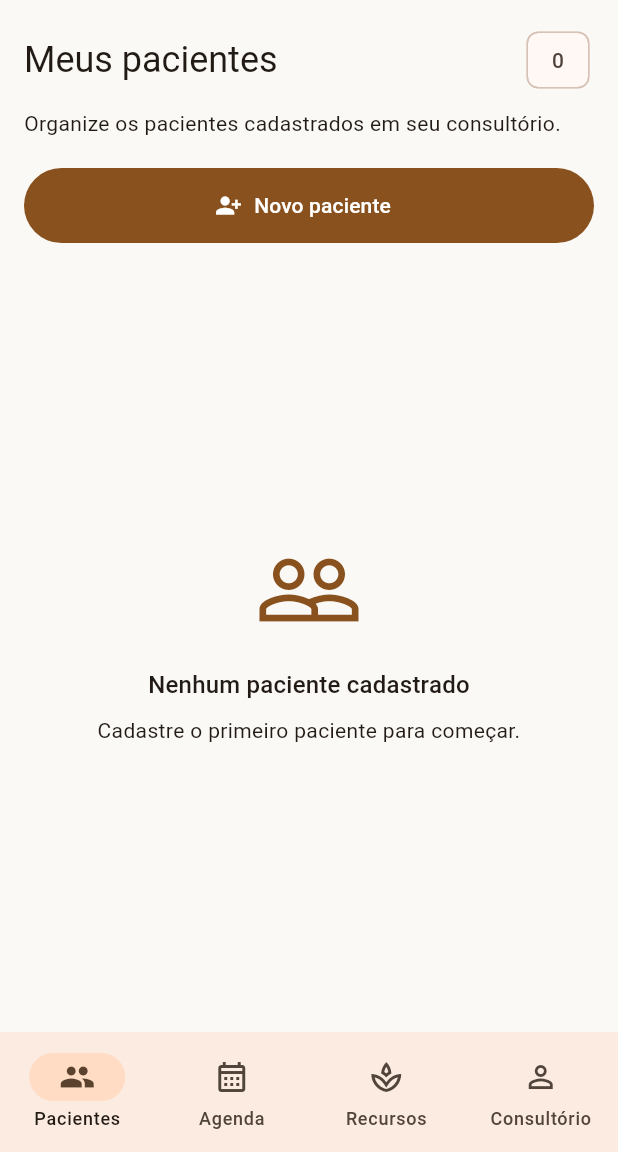
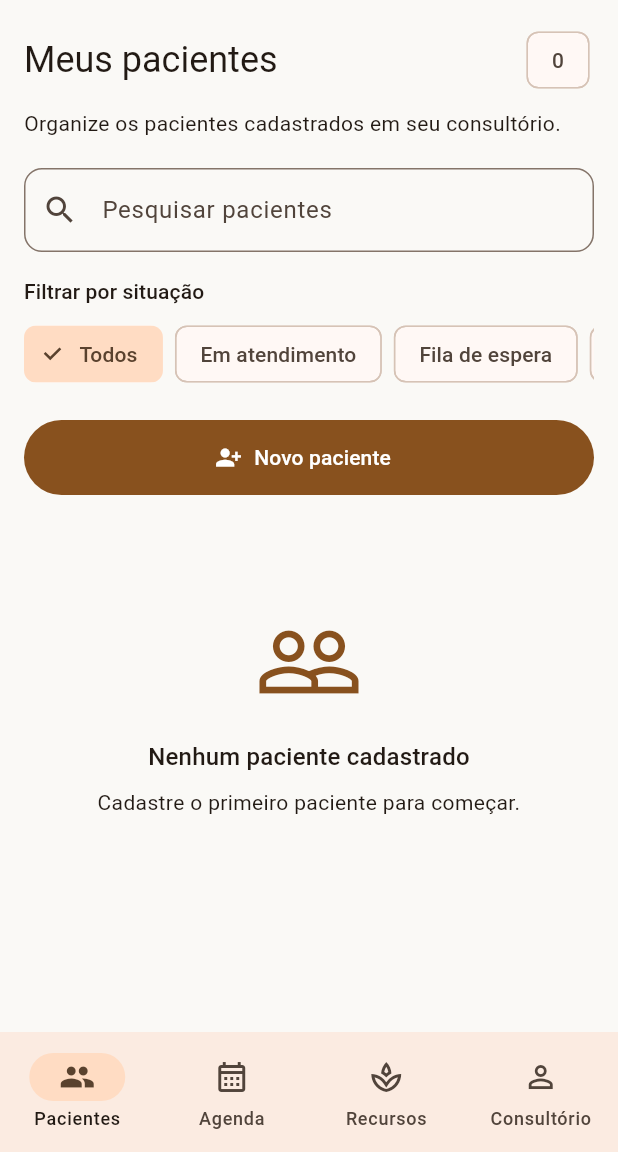
Before and after one commit to GMiranda0432/hackaton, a Flutter app: the TelaPrincipal screen opened directly with empty values, on a phone screen of 412 x 824 dp, the part 84-1236 px from its top. Run offline on Flutter 3.47's test engine with Material 3 defaults, Android fonts, the phone set to English and light mode, and no system bars.

Commit message:
feat: implementa pesquisa e filtragem de pacientes

```diff
--- a/lib/screens/pacientes_screen.dart
+++ b/lib/screens/pacientes_screen.dart
@@ -2,7 +2,7 @@ import 'package:flutter/material.dart';
 
 import '../models/paciente.dart';
 
-class PacientesScreen extends StatelessWidget {
+class PacientesScreen extends StatefulWidget {
   final List<Paciente> pacientes;
   final ValueChanged<Paciente> onCadastrar;
 
@@ -11,6 +11,72 @@ class PacientesScreen extends StatelessWidget {
     required this.pacientes,
     required this.onCadastrar,
   });
+
+  @override
+  State<PacientesScreen> createState() => _PacientesScreenState();
+}
+
+class _PacientesScreenState extends State<PacientesScreen> {
+  final _pesquisaController = TextEditingController();
+
+  String _pesquisa = '';
+  StatusPaciente? _filtroStatus;
+
+  @override
+  void dispose() {
+    _pesquisaController.dispose();
+    super.dispose();
+  }
+
+  // Padroniza o texto para facilitar a pesquisa.
+  String _normalizar(String texto) {
+    return texto
+        .toLowerCase()
+        .replaceAll(RegExp(r'[áàâãä]'), 'a')
+        .replaceAll(RegExp(r'[éèêë]'), 'e')
+        .replaceAll(RegExp(r'[íìîï]'), 'i')
+        .replaceAll(RegExp(r'[óòôõö]'), 'o')
+        .replaceAll(RegExp(r'[úùûü]'), 'u')
+        .replaceAll('ç', 'c');
+  }
+
+  List<Paciente> get _pacientesFiltrados {
+    final pesquisaNormalizada = _normalizar(_pesquisa.trim());
+
+    final resultados = widget.pacientes.where((paciente) {
+      final nomeNormalizado = _normalizar(paciente.nome);
+
+      final correspondeNome = nomeNormalizado.contains(pesquisaNormalizada);
+
+      final correspondeStatus =
+          _filtroStatus == null || paciente.status == _filtroStatus;
+
+      return correspondeNome && correspondeStatus;
+    }).toList();
+
+    resultados.sort(
+      (a, b) => _normalizar(a.nome).compareTo(_normalizar(b.nome)),
+    );
+
+    return resultados;
+  }
+
+  void _limparPesquisa() {
+    _pesquisaController.clear();
+
+    setState(() {
+      _pesquisa = '';
+    });
+  }
+
+  void _limparFiltros() {
+    _pesquisaController.clear();
+
+    setState(() {
+      _pesquisa = '';
+      _filtroStatus = null;
+    });
+  }
 
   Future<void> _abrirCadastro(BuildContext context) async {
     final paciente = await showModalBottomSheet<Paciente>(
@@ -26,22 +92,37 @@ class PacientesScreen extends StatelessWidget {
       return;
     }
 
-    onCadastrar(paciente);
+    widget.onCadastrar(paciente);
 
     ScaffoldMessenger.of(context).showSnackBar(
       const SnackBar(content: Text('Paciente cadastrado com sucesso!')),
     );
   }
 
+  Widget _criarFiltro({
+    required String titulo,
+    required StatusPaciente? status,
+    required String identificador,
+  }) {
+    return ChoiceChip(
+      key: Key(identificador),
+      label: Text(titulo),
+      selected: _filtroStatus == status,
+      onSelected: (_) {
+        setState(() {
+          _filtroStatus = status;
+        });
+      },
+    );
+  }
+
   @override
   Widget build(BuildContext context) {
-    final pacientesOrdenados = [...pacientes]
-      ..sort((a, b) => a.nome.toLowerCase().compareTo(b.nome.toLowerCase()));
+    final pacientesFiltrados = _pacientesFiltrados;
 
     return Padding(
       padding: const EdgeInsets.all(16),
-      child: Column(
-        crossAxisAlignment: CrossAxisAlignment.stretch,
+      child: ListView(
         children: [
           Row(
             children: [
@@ -51,7 +132,7 @@ class PacientesScreen extends StatelessWidget {
                   style: Theme.of(context).textTheme.headlineSmall,
                 ),
               ),
-              Chip(label: Text('${pacientes.length}')),
+              Chip(label: Text('${widget.pacientes.length}')),
             ],
           ),
 
@@ -64,6 +145,80 @@ class PacientesScreen extends StatelessWidget {
 
           const SizedBox(height: 20),
 
+          // Campo de pesquisa.
+          TextField(
+            key: const Key('campo_pesquisa_paciente'),
+            controller: _pesquisaController,
+            onChanged: (valor) {
+              setState(() {
+                _pesquisa = valor;
+              });
+            },
+            decoration: InputDecoration(
+              labelText: 'Pesquisar pacientes',
+              hintText: 'Digite o nome do paciente',
+              prefixIcon: const Icon(Icons.search),
+              suffixIcon: _pesquisa.isNotEmpty
+                  ? IconButton(
+                      key: const Key('btn_limpar_pesquisa'),
+                      tooltip: 'Limpar pesquisa',
+                      onPressed: _limparPesquisa,
+                      icon: const Icon(Icons.close),
+                    )
+                  : null,
+            ),
+          ),
+
+          const SizedBox(height: 16),
+
+          Text(
+            'Filtrar por situação',
+            style: Theme.of(context).textTheme.titleSmall,
+          ),
+
+          const SizedBox(height: 8),
+
+          // Filtros com rolagem horizontal.
+          SingleChildScrollView(
+            scrollDirection: Axis.horizontal,
+            child: Row(
+              children: [
+                _criarFiltro(
+                  titulo: 'Todos',
+                  status: null,
+                  identificador: 'filtro_todos',
+                ),
+
+                const SizedBox(width: 8),
+
+                _criarFiltro(
+                  titulo: 'Em atendimento',
+                  status: StatusPaciente.emAtendimento,
+                  identificador: 'filtro_em_atendimento',
+                ),
+
+                const SizedBox(width: 8),
+
+                _criarFiltro(
+                  titulo: 'Fila de espera',
+                  status: StatusPaciente.emEspera,
+                  identificador: 'filtro_em_espera',
+                ),
+
+                const SizedBox(width: 8),
+
+                _criarFiltro(
+                  titulo: 'Concluído',
+                  status: StatusPaciente.concluido,
+                  identificador: 'filtro_concluido',
+                ),
+              ],
+            ),
+          ),
+
+          const SizedBox(height: 20),
+
+          // Botão de cadastro existente.
           FilledButton.icon(
             key: const Key('btn_novo_paciente'),
             onPressed: () => _abrirCadastro(context),
@@ -76,22 +231,35 @@ class PacientesScreen extends StatelessWidget {
 
           const SizedBox(height: 20),
 
-          Expanded(
-            child: pacientesOrdenados.isEmpty
-                ? const _ListaVazia()
-                : ListView.builder(
-                    itemCount: pacientesOrdenados.length,
-                    itemBuilder: (context, index) {
-                      return _CardPaciente(paciente: pacientesOrdenados[index]);
-                    },
-                  ),
-          ),
+          // Contador de resultados.
+          if (widget.pacientes.isNotEmpty) ...[
+            Text(
+              '${pacientesFiltrados.length} '
+              '${pacientesFiltrados.length == 1 ? 'resultado' : 'resultados'}',
+              style: Theme.of(context).textTheme.bodyMedium,
+            ),
+            const SizedBox(height: 12),
+          ],
+
+          // Resultado da pesquisa.
+          if (pacientesFiltrados.isEmpty)
+            SizedBox(
+              height: 250,
+              child: widget.pacientes.isEmpty
+                  ? const _ListaVazia()
+                  : _SemResultados(onLimparFiltros: _limparFiltros),
+            )
+          else
+            ...pacientesFiltrados.map(
+              (paciente) => _CardPaciente(paciente: paciente),
+            ),
         ],
       ),
     );
   }
 }
 
+// Mensagem exibida quando ainda não existem pacientes.
 class _ListaVazia extends StatelessWidget {
   const _ListaVazia();
 
@@ -127,6 +295,54 @@ class _ListaVazia extends StatelessWidget {
   }
 }
 
+// Mensagem exibida quando os filtros não encontram pacientes.
+class _SemResultados extends StatelessWidget {
+  final VoidCallback onLimparFiltros;
+
+  const _SemResultados({required this.onLimparFiltros});
+
+  @override
+  Widget build(BuildContext context) {
+    return Center(
+      child: Column(
+        mainAxisAlignment: MainAxisAlignment.center,
+        children: [
+          Icon(
+            Icons.search_off,
+            size: 64,
+            color: Theme.of(context).colorScheme.primary,
+          ),
+
+          const SizedBox(height: 16),
+
+          Text(
+            'Nenhum paciente encontrado',
+            textAlign: TextAlign.center,
+            style: Theme.of(context).textTheme.titleMedium,
+          ),
+
+          const SizedBox(height: 8),
+
+          const Text(
+            'Tente outro nome ou altere o filtro.',
+            textAlign: TextAlign.center,
+          ),
+
+          const SizedBox(height: 16),
+
+          OutlinedButton.icon(
+            key: const Key('btn_limpar_filtros'),
+            onPressed: onLimparFiltros,
+            icon: const Icon(Icons.filter_alt_off),
+            label: const Text('Limpar filtros'),
+          ),
+        ],
+      ),
+    );
+  }
+}
+
+// Card com os dados resumidos de cada paciente.
 class _CardPaciente extends StatelessWidget {
   final Paciente paciente;
 
@@ -175,6 +391,7 @@ class _CardPaciente extends StatelessWidget {
   }
 }
 
+// Formulário de cadastro de pacientes.
 class FormularioPaciente extends StatefulWidget {
   const FormularioPaciente({super.key});
 
@@ -238,7 +455,6 @@ class _FormularioPacienteState extends State<FormularioPaciente> {
 
               const SizedBox(height: 24),
 
-              // Nome completo.
               TextFormField(
                 key: const Key('campo_paciente_nome'),
                 controller: _nomeController,
@@ -251,13 +467,13 @@ class _FormularioPacienteState extends State<FormularioPaciente> {
                   if (valor == null || valor.trim().length < 3) {
                     return 'Informe o nome do paciente';
                   }
+
                   return null;
                 },
               ),
 
               const SizedBox(height: 16),
 
-              // Idade.
               TextFormField(
                 key: const Key('campo_paciente_idade'),
                 controller: _idadeController,
@@ -279,7 +495,6 @@ class _FormularioPacienteState extends State<FormularioPaciente> {
 
               const SizedBox(height: 16),
 
-              // Telefone.
               TextFormField(
                 key: const Key('campo_paciente_telefone'),
                 controller: _telefoneController,
@@ -308,7 +523,6 @@ class _FormularioPacienteState extends State<FormularioPaciente> {
 
               const SizedBox(height: 16),
 
-              // Situação do paciente.
               DropdownButtonFormField<StatusPaciente>(
                 initialValue: _status,
                 decoration: const InputDecoration(
```
Also changed, not shown: 1 other file.
